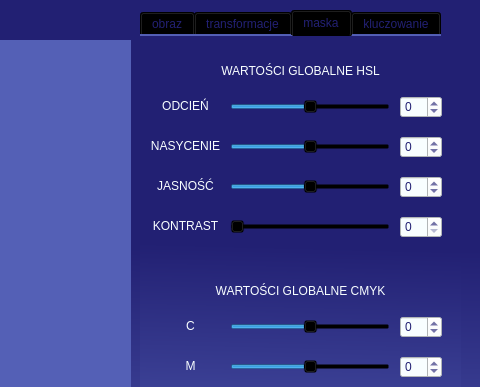
Before: the Qt Designer form ManipulatorZdjecPIPAO/mainwindow.ui in Wiktor-Kobryn/ManipulatorZdjecPIPAO, drawn with Qt 5; both pictures show x 720 to 1200 and y 0 to 387 of the 1200 by 600 pixel window.
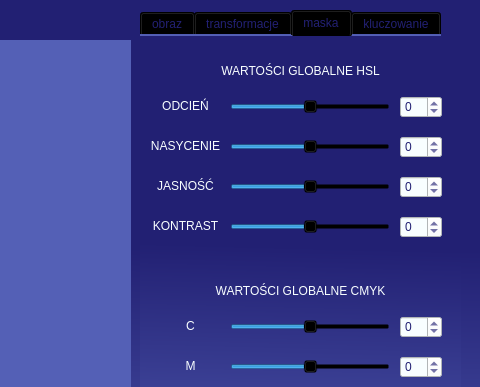
After: the same form once the commit is applied. The open tabs and pages were chosen to show the change.

```diff
--- a/ManipulatorZdjecPIPAO/mainwindow.ui
+++ b/ManipulatorZdjecPIPAO/mainwindow.ui
@@ -381,6 +381,12 @@
       <property name="styleSheet">
        <string notr="true">background-color: rgb(248, 254, 255);</string>
       </property>
+      <property name="minimum">
+       <number>-50</number>
+      </property>
+      <property name="maximum">
+       <number>50</number>
+      </property>
      </widget>
      <widget class="QSpinBox" name="CbxH">
       <property name="geometry">
@@ -414,6 +420,12 @@
        <string notr="true">background-color: rgba(0, 0, 0, 0);
 color: rgb(248, 254, 255);</string>
       </property>
+      <property name="minimum">
+       <number>-50</number>
+      </property>
+      <property name="maximum">
+       <number>50</number>
+      </property>
       <property name="orientation">
        <enum>Qt::Horizontal</enum>
       </property>
```
Left out of the diff: 2 changed lines with no effect on the pictures.
